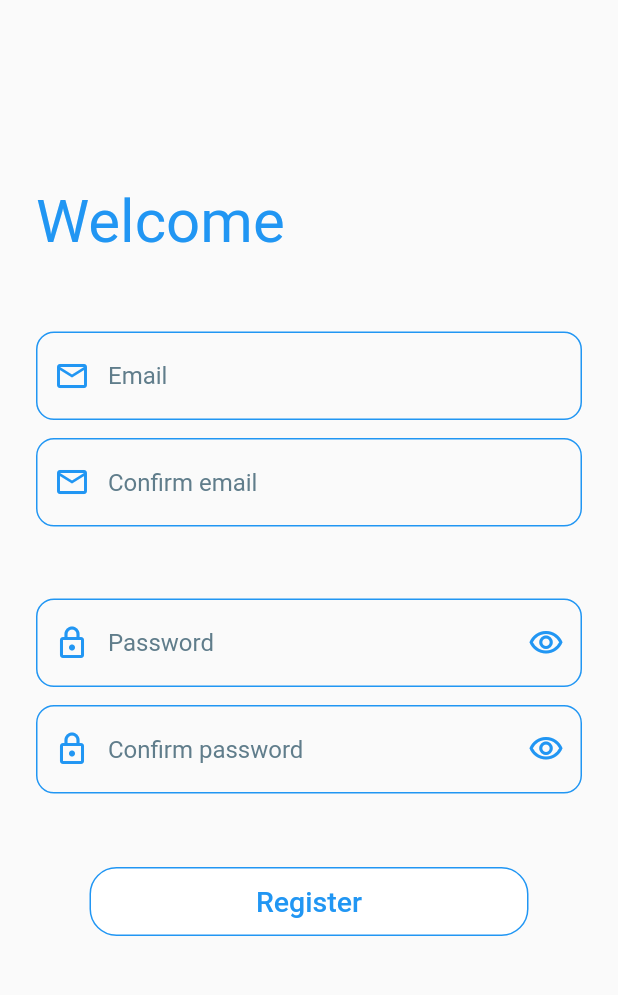
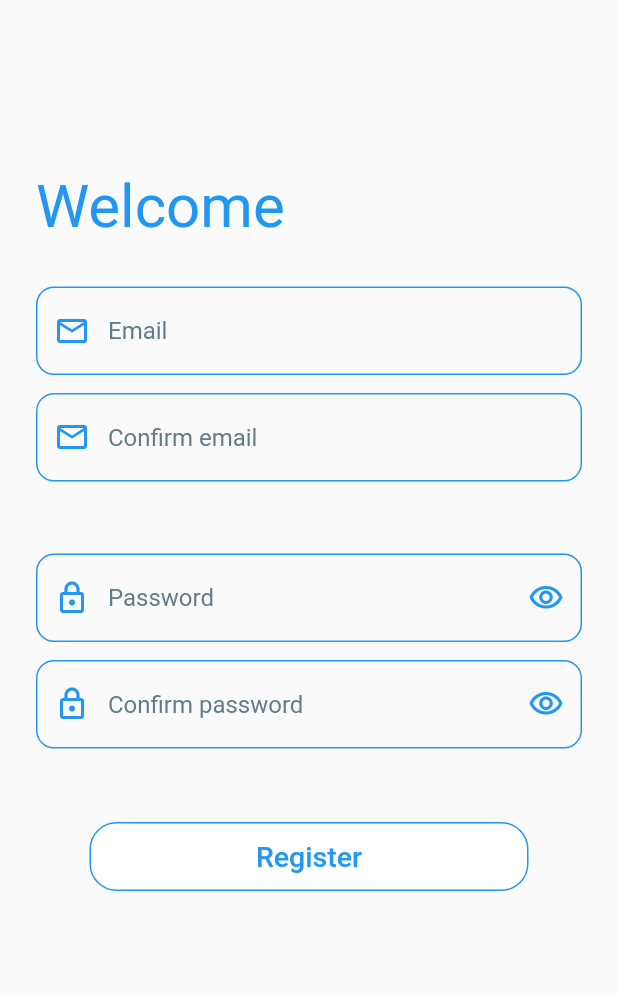
Before and after one commit to ItzDavi/Flutter-Login-Screen, a Flutter app: the RegisterScreen screen opened directly, on a phone screen of 412 x 824 dp, the part 102-1097 px from its top. Run offline on Flutter 3.47's test engine with Material 2 defaults, Android fonts, the phone set to English and light mode, and no system bars.

```diff
--- a/lib/main.dart
+++ b/lib/main.dart
@@ -250,7 +250,8 @@ class _RegisterScreenState extends State<RegisterScreen> {
   Widget build(BuildContext context) {
     return Scaffold(
       resizeToAvoidBottomInset: false,
-      body: GestureDetector(
+      body: SafeArea(
+        child: GestureDetector(
           behavior: HitTestBehavior.opaque,
           onTap: () {
             FocusManager.instance.primaryFocus?.unfocus();
@@ -288,7 +289,7 @@ class _RegisterScreenState extends State<RegisterScreen> {
                   ),
                 ),
                 Padding(
-                padding: const EdgeInsets.only(top: 120.0),
+                  padding: const EdgeInsets.only(top: 110.0),
                   child: Hero(
                     tag: 'welcomeText',
                     child: Material(
@@ -304,7 +305,7 @@ class _RegisterScreenState extends State<RegisterScreen> {
                   ),
                 ),
                 const Padding(
-                  padding: EdgeInsets.only(top: 50)
+                    padding: EdgeInsets.only(top: 30)
                 ),
                 Column(
                   children: [
@@ -603,6 +604,7 @@ class _RegisterScreenState extends State<RegisterScreen> {
             ),
           ),
         ),
+      ),
     );
   }
 }
@@ -681,7 +683,8 @@ class _LoginScreenState extends State<LoginScreen> {
   Widget build(BuildContext context) {
     return Scaffold(
       resizeToAvoidBottomInset: false,
-      body: GestureDetector(
+      body: SafeArea(
+        child: GestureDetector(
           behavior: HitTestBehavior.opaque,
           onTap: () {
             FocusManager.instance.primaryFocus?.unfocus();
@@ -904,6 +907,7 @@ class _LoginScreenState extends State<LoginScreen> {
             ),
           ),
         ),
+      ),
     );
   }
 }
```
Lines whose indentation alone changed are shown as unchanged.
